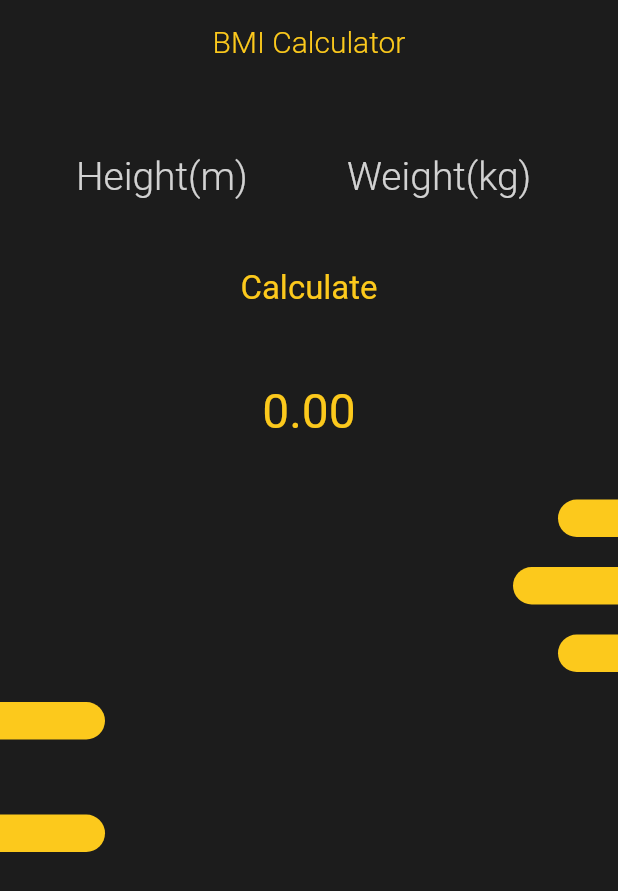
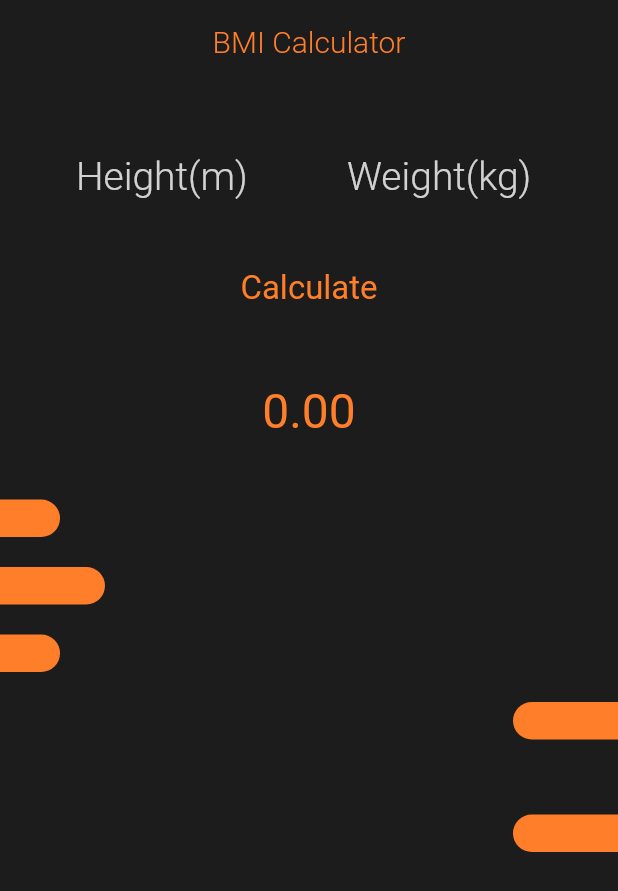
Before and after one commit to Muskan3101/bmi_calculator, a Flutter app: the screen it shows after launch, on a phone screen of 412 x 824 dp. Shown: the top 891 px of the screen. Run offline on Flutter 3.47's test engine with Material 2 defaults, Android fonts, the light colour scheme and no system bars; our stand-ins replace hexcolor.

Commit message:
new color index

```diff
--- a/lib/constants/app_constants.dart
+++ b/lib/constants/app_constants.dart
@@ -2,4 +2,4 @@
 import 'package:hexcolor/hexcolor.dart';
 
 final Color mainHexColor = HexColor("#1C1C1C");
-final Color accentHexColor = HexColor("#FCC91C");
+final Color accentHexColor = HexColor("#ff7e2a");
--- a/lib/main.dart
+++ b/lib/main.dart
@@ -14,7 +14,7 @@
       debugShowCheckedModeBanner: false,
       title: 'BMI Calculator',
       theme: ThemeData(
-        primarySwatch: Colors.yellow,
+        primarySwatch: Colors.orange,
         visualDensity: VisualDensity.adaptivePlatformDensity,
       ),
       home: const HomeScreen(),
--- a/lib/screens/homescreen.dart
+++ b/lib/screens/homescreen.dart
@@ -115,23 +115,23 @@
             const SizedBox(
               height: 10,
             ),
-            const LeftBar(barWidth: 40),
+            const RightBar(barWidth: 40),
+            const SizedBox(
+              height: 20,
+            ),
+            const RightBar(barWidth: 70),
+            const SizedBox(
+              height: 20,
+            ),
+            const RightBar(barWidth: 40),
             const SizedBox(
               height: 20,
             ),
             const LeftBar(barWidth: 70),
             const SizedBox(
-              height: 20,
-            ),
-            const LeftBar(barWidth: 40),
-            const SizedBox(
-              height: 20,
-            ),
-            const RightBar(barWidth: 70),
-            const SizedBox(
               height: 50,
             ),
-            const RightBar(barWidth: 70),
+            const LeftBar(barWidth: 70),
           ],
         ),
       ),
```
